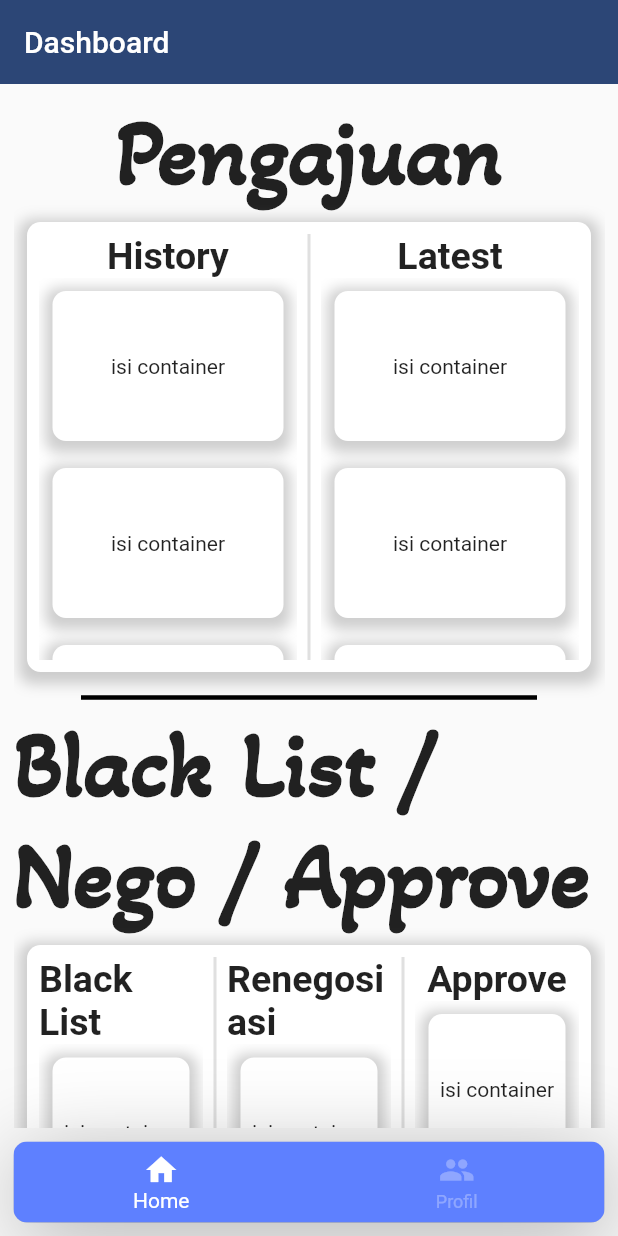
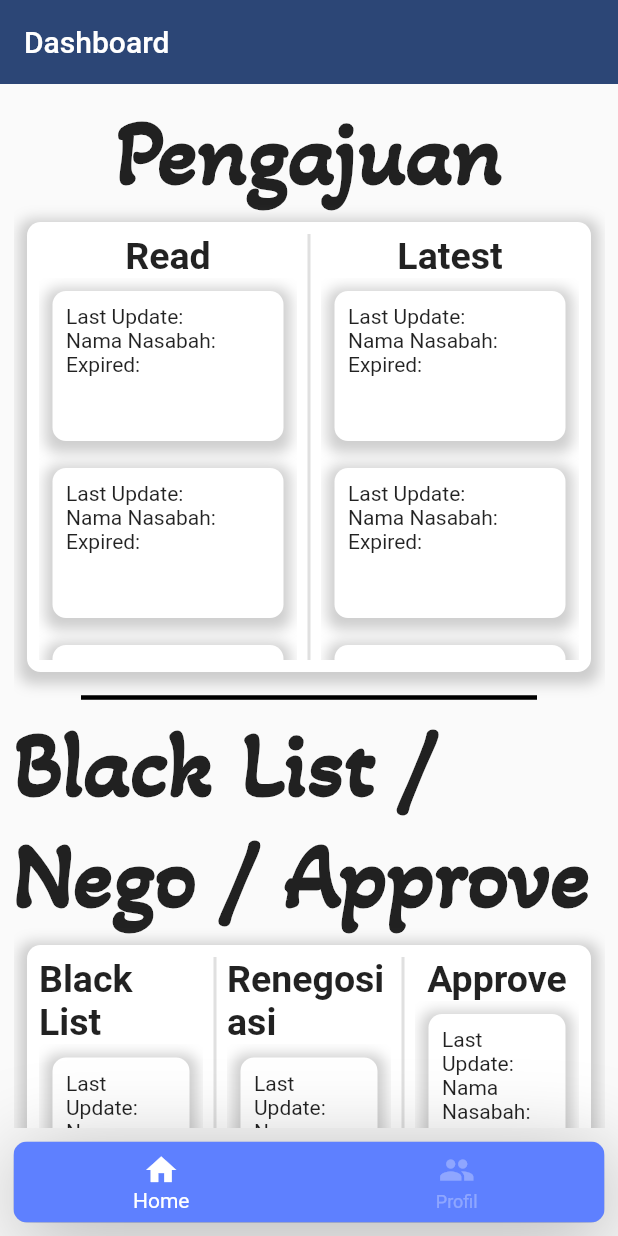
Before and after one commit to dimlat/acc_admin, a Flutter app: the screen it shows after launch, on a phone screen of 412 x 824 dp. Run offline on Flutter 3.47's test engine with Material 2 defaults, Android fonts, the phone set to English and light mode, and no system bars; our stand-ins replace firebase_auth, firebase_core, get, google_fonts; accounts and stored records are empty.

Commit message:
detail card

```diff
--- a/lib/features/home/presentation/widgets/detail_card_widget.dart
+++ b/lib/features/home/presentation/widgets/detail_card_widget.dart
@@ -12,6 +12,7 @@ class DetailCardWidget extends StatelessWidget {
     return Container(
       alignment: Alignment.center,
       margin: EdgeInsets.all(kDefaultPadding),
+      padding: EdgeInsets.all(kDefaultPadding),
       height: 100,
       width: 383,
       decoration: BoxDecoration(
@@ -26,7 +27,14 @@ class DetailCardWidget extends StatelessWidget {
           ),
         ],
       ),
-      child: const Text("isi container"),
+      child: Column(
+        crossAxisAlignment: CrossAxisAlignment.stretch,
+        children: const [
+          Text("Last Update:"),
+          Text("Nama Nasabah:"),
+          Text("Expired:"),
+        ],
+      ),
     );
   }
 }
--- a/lib/features/home/presentation/widgets/pengajuan/pengajuan_widget.dart
+++ b/lib/features/home/presentation/widgets/pengajuan/pengajuan_widget.dart
@@ -14,7 +14,7 @@ class PengajuanWidget extends StatelessWidget {
       child: Row(
         mainAxisAlignment: MainAxisAlignment.spaceEvenly,
         children: const [
-          Expanded(child: ReusableColumnWidget(title: "History")),
+          Expanded(child: ReusableColumnWidget(title: "Read")),
           VerticalDivider(thickness: 2),
           Expanded(child: ReusableColumnWidget(title: "Latest")),
         ],
```
